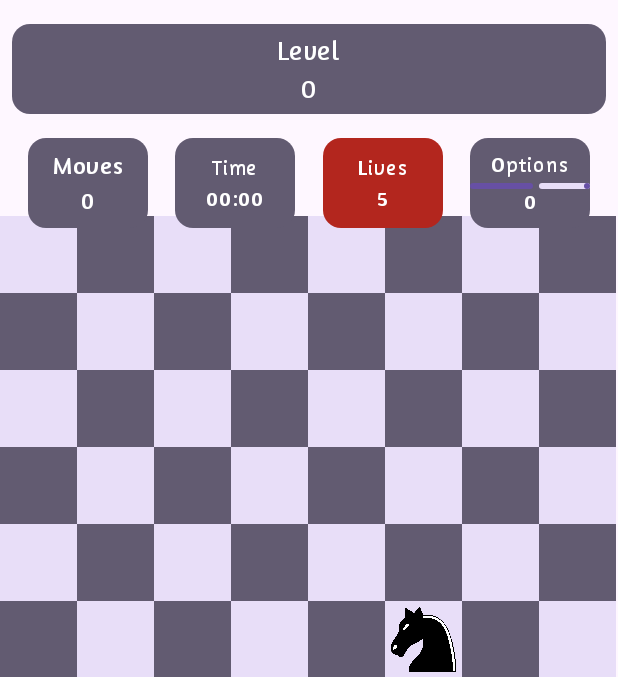
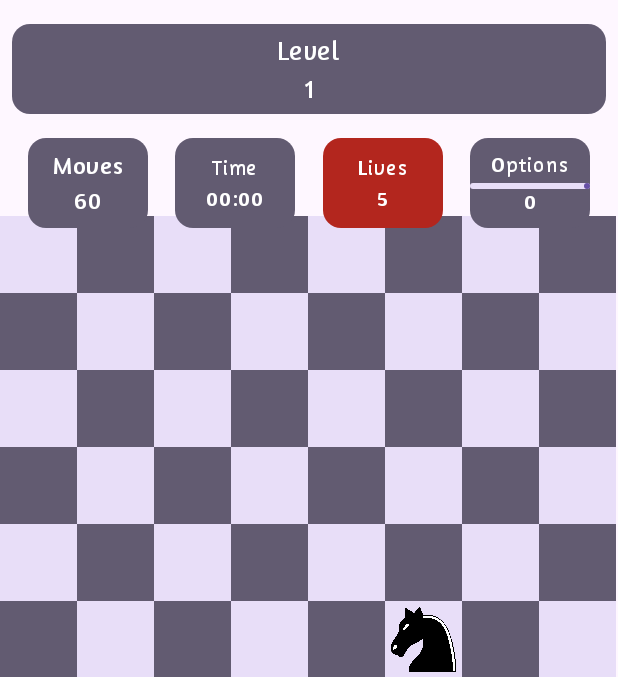
Before and after one commit to ErichSchnell/HorseGame, an Android app built with Jetpack Compose: the screen it shows after launch (MainActivity), on a phone screen of 412 x 824 dp, the part 161-838 px from its top. Run offline under Robolectric (Android 15) with nearby library versions, the phone set to English and light mode, and no system bars; our stand-ins replace Dagger/Hilt's generated code, constraintlayout-compose.

Commit message:
String en strings.xml y variables en UiState

```diff
--- a/app/src/main/java/com/example/horsechallenge/horseGame/ui/GameUiState.kt
+++ b/app/src/main/java/com/example/horsechallenge/horseGame/ui/GameUiState.kt
@@ -2,8 +2,15 @@ package com.example.horsechallenge.horseGame.ui
 
 import com.example.horsechallenge.horseGame.ui.model.ItemModel
 
-sealed interface GameUiState {
-    object Loading:GameUiState
-    data class Error(val throwable: Throwable):GameUiState
-    data class Success(val board: List<List<ItemModel>>):GameUiState
-}
+data class HorseUiState(
+    val isPremium: Boolean = false,
+
+    val level:Int = 1,
+    val moves:Int = 60,
+    val time:String = "00:00",
+    val lives:Int = 5,
+    val options:Int = 0,
+    val optionProgress:Float = 0.0f,
+
+    val isGameOver: Boolean = false
+)
--- a/app/src/main/java/com/example/horsechallenge/horseGame/ui/HorseGameScreen.kt
+++ b/app/src/main/java/com/example/horsechallenge/horseGame/ui/HorseGameScreen.kt
@@ -20,13 +20,14 @@ import androidx.compose.material.icons.Icons
 import androidx.compose.material.icons.filled.Share
 import androidx.compose.material3.*
 import androidx.compose.runtime.Composable
+import androidx.compose.runtime.collectAsState
 import androidx.compose.runtime.getValue
-import androidx.compose.runtime.livedata.observeAsState
 import androidx.compose.ui.Alignment
 import androidx.compose.ui.Modifier
 import androidx.compose.ui.layout.layoutId
 import androidx.compose.ui.platform.LocalContext
 import androidx.compose.ui.res.painterResource
+import androidx.compose.ui.res.stringResource
 import androidx.compose.ui.text.font.FontWeight
 import androidx.compose.ui.unit.dp
 import androidx.compose.ui.unit.sp
@@ -37,36 +38,47 @@ import com.example.horsechallenge.ui.theme.amaranthFamily
 
 @Composable
 fun HorseGameScreen(horseGameViewModel: HorseGameViewModel) {
-
-
-    //val isAppPremium:Boolean by horseGameViewModel.isAppPremium.observeAsState(false)
-
-    val showAlertFree:Boolean by horseGameViewModel.showAlertFree.observeAsState(!isAppPremium)
-    val showFinishedGame:Boolean by horseGameViewModel.showFinishedGame.observeAsState(false)
-
-    val level:Int by horseGameViewModel.level.observeAsState(1)
-    val moves:Int by horseGameViewModel.moves.observeAsState(60)
-    val time:String by horseGameViewModel.time.observeAsState("00:00")
-    val lives:Int by horseGameViewModel.lives.observeAsState(5)
-    val options:Int by horseGameViewModel.options.observeAsState(0)
+    val horseUiState by horseGameViewModel.uiState.collectAsState()
 
     val board by horseGameViewModel.board
 
     val constraints = horseGameViewModel.homeConstraints()
+
     ConstraintLayout(constraints){
         AlertFree(Modifier.layoutId("textFreeRef")){}
 
         Title(Modifier.layoutId("textTitleRef"))
 
-        Level(modifier = Modifier.layoutId("cardLevelRef"), level = 0)
+        Level(modifier = Modifier.layoutId("cardLevelRef"),
+            level = horseUiState.level
+        )
 
-        Moves(modifier = Modifier.layoutId("cardMovesRef"), moves = 0)
-        Time(modifier = Modifier.layoutId("cardTimeRef"), time = "00:00")
-        Lives(modifier = Modifier.layoutId("cardLivesRef"), lives = 5)
-        Options(modifier = Modifier.layoutId("cardOptionsRef"), options = 0)
+        Moves(modifier = Modifier.layoutId("cardMovesRef"),
+            moves = horseUiState.moves
+        )
+        Time(modifier = Modifier.layoutId("cardTimeRef"),
+            time = horseUiState.time
+        )
+        Lives(
+            modifier = Modifier.layoutId("cardLivesRef"),
+            lives = horseUiState.lives,
+            isPremium = horseUiState.isPremium
+        )
+        Options(modifier = Modifier.layoutId("cardOptionsRef"),
+            options = horseUiState.options,
+            progress = horseUiState.optionProgress
+        )
 
         Board(modifier = Modifier.layoutId("tableRef"), board = board, isAppPremium = false)
-        FinishedGame(modifier = Modifier.layoutId("finishedGameRef"), showFinishedGame = false)
+
+        if(horseUiState.isGameOver) {
+            FinishedGame(modifier = Modifier.layoutId("finishedGameRef"),
+                level = horseUiState.level,
+                lives = horseUiState.lives,
+                onClickNextLevel = {},
+                onClickShareGame = {}
+            )
+        }
 
         Credits(modifier = Modifier.layoutId("creditsRef"))
 
@@ -111,11 +123,14 @@ fun AlertFree(modifier: Modifier, onClickAlert: () -> Unit) {
     Box(modifier = modifier
         .background(MaterialTheme.colorScheme.error)
         .fillMaxWidth()
-        .padding(vertical = 4.dp),
+        .padding(vertical = 4.dp)
+        .clickable {
+            onClickAlert()
+        },
         contentAlignment = Alignment.Center
     ){
         Text(
-            text = "Tap here to remove ads, get more levels and unlimited lives",
+            text = stringResource(id = R.string.alert_free),
             fontFamily = amaranthFamily,
             fontWeight = FontWeight.Bold,
             color = MaterialTheme.colorScheme.errorContainer
@@ -148,7 +163,7 @@ fun AlertFree(modifier: Modifier, onClickAlert: () -> Unit) {
 fun Title(modifier: Modifier) {
     Text(
         modifier = modifier,
-        text = "Horse Challenge",
+        text = stringResource(id = R.string.title_game),
         style = MaterialTheme.typography.titleLarge,
         color = MaterialTheme.colorScheme.primary
     )
@@ -164,7 +179,7 @@ fun Level(modifier: Modifier, level: Int) {
     ) {
         Spacer(modifier = Modifier.weight(1f))
         Text(
-            text = "Level",
+            text = stringResource(id = R.string.level),
             modifier = Modifier
                 .padding(bottom = 4.dp)
                 .align(Alignment.CenterHorizontally),
@@ -190,7 +205,7 @@ fun Moves(moves: Int, modifier: Modifier) {
     ) {
         Spacer(modifier = Modifier.weight(1f))
         Text(
-            text = "Moves",
+            text = stringResource(id = R.string.moves),
             modifier = Modifier
                 .padding(bottom = 4.dp)
                 .align(Alignment.CenterHorizontally),
@@ -207,7 +222,7 @@ fun Moves(moves: Int, modifier: Modifier) {
     }
 }
 @Composable
-fun Time(time: String, modifier: Modifier) {
+fun Time(modifier: Modifier, time: String) {
     Card(
         modifier = modifier
             .width(80.dp)
@@ -216,7 +231,7 @@ fun Time(time: String, modifier: Modifier) {
     ) {
         Spacer(modifier = Modifier.weight(1f))
         Text(
-            text = "Time",
+            text = stringResource(id = R.string.time),
             modifier = Modifier
                 .padding(bottom = 4.dp)
                 .align(Alignment.CenterHorizontally),
@@ -233,9 +248,9 @@ fun Time(time: String, modifier: Modifier) {
     }
 }
 @Composable
-fun Lives(modifier: Modifier, lives: Int, isAppPremium: Boolean = false) {
+fun Lives(modifier: Modifier, lives: Int, isPremium: Boolean = false) {
     //premiumColor()
-    val cardColor = if (isAppPremium) {
+    val cardColor = if (isPremium) {
         MaterialTheme.colorScheme.tertiary
     } else {
         MaterialTheme.colorScheme.error
@@ -249,7 +264,7 @@ fun Lives(modifier: Modifier, lives: Int, isAppPremium: Boolean = false) {
     ) {
         Spacer(modifier = Modifier.weight(1f))
         Text(
-            text = "Lives",
+            text = stringResource(id = R.string.lives),
             modifier = Modifier
                 .padding(bottom = 4.dp)
                 .align(Alignment.CenterHorizontally),
@@ -266,7 +281,7 @@ fun Lives(modifier: Modifier, lives: Int, isAppPremium: Boolean = false) {
     }
 }
 @Composable
-fun Options(options: Int, modifier: Modifier) {
+fun Options(modifier: Modifier, options: Int, progress:Float) {
     Card(
         modifier = modifier
             .width(80.dp)
@@ -275,14 +290,14 @@ fun Options(options: Int, modifier: Modifier) {
     ) {
         Spacer(modifier = Modifier.weight(1f))
         Text(
-            text = "Options",
+            text = stringResource(id = R.string.options),
             modifier = Modifier
                 .padding(bottom = 4.dp)
                 .align(Alignment.CenterHorizontally),
             color = MaterialTheme.colorScheme.onSecondary,
             style = MaterialTheme.typography.bodySmall
         )
-        LinearProgressIndicator(progress = 0.5f)
+        LinearProgressIndicator(progress = progress)
         Text(
             text = options.toString(),
             modifier = Modifier.align(Alignment.CenterHorizontally),
@@ -347,63 +362,70 @@ fun ItemTablero(itemModel: ItemModel, isAppPremium: Boolean){//, onClickItem:()-
 
 
 @Composable
-fun FinishedGame(modifier: Modifier, showFinishedGame: Boolean) {
-    if(showFinishedGame){
+fun FinishedGame(
+    modifier: Modifier,
+    level:Int, lives:Int,
+    onClickNextLevel:() -> Unit,
+    onClickShareGame:() -> Unit
+) {
     Column(modifier = modifier
         .fillMaxWidth()
-            .background(MaterialTheme.colorScheme.onSurfaceVariant)
-            ,//.padding(vertical = 20.dp)
+        .background(MaterialTheme.colorScheme.onSurfaceVariant),
         horizontalAlignment = Alignment.CenterHorizontally
     ) {
         Text(
-                text = "Level: 1",
+            text = stringResource(R.string.game_over_level, level),
             style = MaterialTheme.typography.titleLarge,
             color = MaterialTheme.colorScheme.primary
         )
         Spacer(modifier = Modifier.size(10.dp))
         Text(
-                text = "Lives: 1",
+            text = stringResource(R.string.game_over_lives, lives),
             style = MaterialTheme.typography.titleLarge,
             color = MaterialTheme.colorScheme.primary
         )
         Spacer(modifier = Modifier.size(10.dp))
         Row(verticalAlignment = Alignment.CenterVertically){
-                NextLevel()
-                ShareGame()
-            }
+            NextLevel(onClickNextLevel)
+            ShareGame(onClickShareGame)
         }
     }
 }
 @Composable
-fun NextLevel(){
+fun NextLevel(onClickNextLevel: () -> Unit) {
     Button(
         modifier = Modifier
             .padding(20.dp),
-        onClick = {
-
-        }
+        onClick = {onClickNextLevel()}
     ) {
         Text(
-            text = "Next Level",
+            text = stringResource(id = R.string.next_level),
             style = MaterialTheme.typography.titleLarge,
             color = MaterialTheme.colorScheme.background
         )
     }
 }
 @Composable
-fun ShareGame(){
+fun ShareGame(onClickShareGame: () -> Unit) {
     Card(
         colors = CardDefaults.cardColors(containerColor = MaterialTheme.colorScheme.primary)
     ){
-        Icon(modifier = Modifier.padding(10.dp),imageVector = Icons.Default.Share, contentDescription = "ic_Share", tint = MaterialTheme.colorScheme.background)
+        Icon(
+            modifier = Modifier
+                .padding(10.dp)
+                .clickable { onClickShareGame() },
+            imageVector = Icons.Default.Share,
+            contentDescription = "ic_Share",
+            tint = MaterialTheme.colorScheme.background
+        )
     }
 }
 
 @Composable
 fun Credits(modifier: Modifier){
     Column(modifier = modifier.padding(top = 8.dp)) {
-        Text(text = "Move the horse over board to complete all cells.", fontSize = 12.sp, fontFamily = amaranthFamily, fontWeight = FontWeight.Normal)
-        Text(text = "Game created by Erich Ezequiel Schnell.", fontSize = 12.sp, fontFamily = amaranthFamily, fontWeight = FontWeight.Normal)
+        Text(text = stringResource(id = R.string.instructions), fontSize = 12.sp, fontFamily = amaranthFamily, fontWeight = FontWeight.Normal)
+        Text(text = stringResource(id = R.string.credits), fontSize = 12.sp, fontFamily = amaranthFamily, fontWeight = FontWeight.Normal)
     }
 }
 
--- a/app/src/main/java/com/example/horsechallenge/horseGame/ui/HorseGameViewModel.kt
+++ b/app/src/main/java/com/example/horsechallenge/horseGame/ui/HorseGameViewModel.kt
@@ -18,9 +18,8 @@ import javax.inject.Inject
 @HiltViewModel
 class HorseGameViewModel @Inject constructor(
 ):ViewModel() {
-
-    private val _uiState:StateFlow<GameUiState>
-    val uiState: StateFlow<ItemModel> get() = _uiState.asStateFlow()
+    private val _uiState = MutableStateFlow(HorseUiState())
+    val uiState: StateFlow<HorseUiState> = _uiState.asStateFlow()
 
     private var _isAppPremium = MutableStateFlow<Boolean>(false)
     val isAppPremium: StateFlow<Boolean> = _isAppPremium
--- a/app/src/main/res/values/strings.xml
+++ b/app/src/main/res/values/strings.xml
@@ -1,3 +1,17 @@
 <resources>
     <string name="app_name">HorseChallenge</string>
+    <string name="alert_free">Tap here to remove ads, get more levels and unlimited lives</string>
+    <string name="title_game">Horse Challenge</string>
+    <string name="level">Level</string>
+    <string name="moves">Moves</string>
+    <string name="time">Time</string>
+    <string name="lives">Lives</string>
+    <string name="options">Options</string>
+    <string name="instructions">Move the horse over board to complete all cells.</string>
+    <string name="credits">Game created by Erich Ezequiel Schnell.</string>
+
+    <string name="game_over_level">Level: %d</string>
+    <string name="game_over_lives">Lives: %d</string>
+    <string name="next_level">Next Level</string>
+
 </resources>
```
Lines whose indentation alone changed are shown as unchanged.
